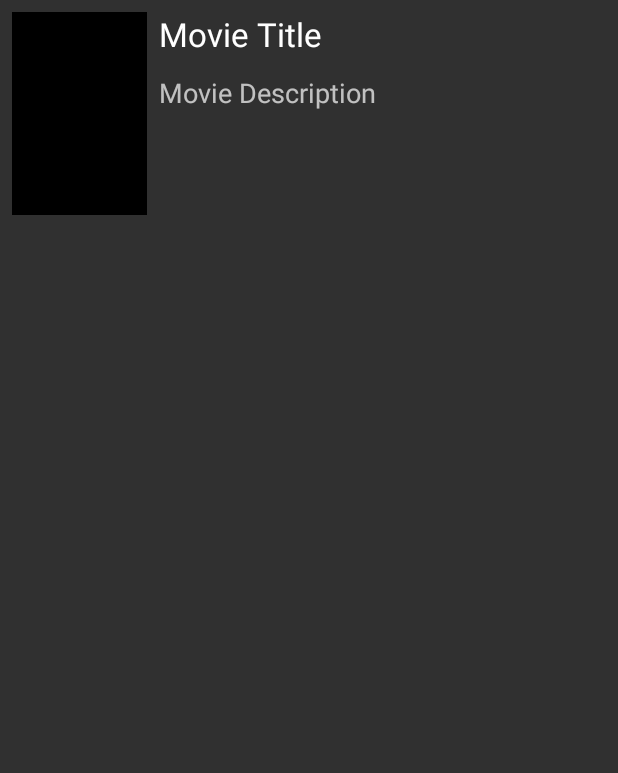
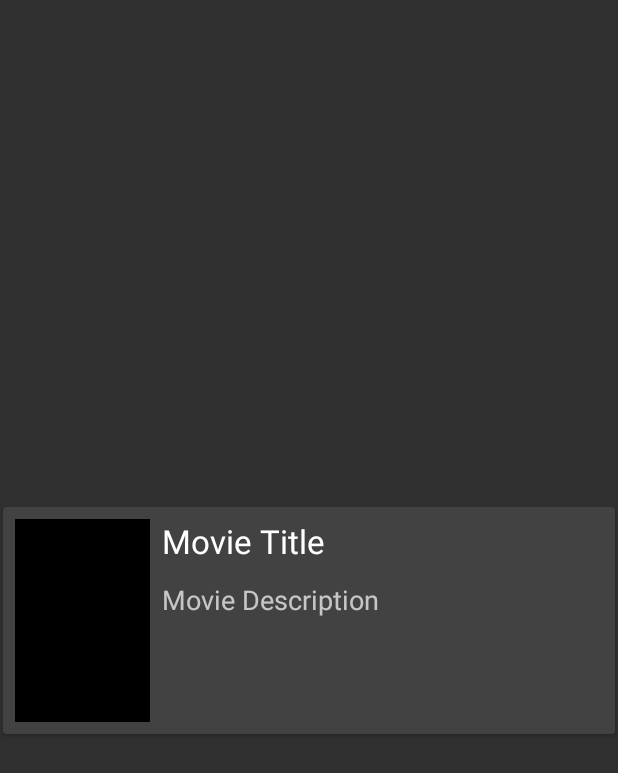
Before and after one commit to alexandrashaw10/Flixster, an Android app: the layout item_movie.xml on its own in the app's theme, with its tools: preview values and no code run, on a phone screen of 412 x 824 dp. Shown: the top 773 px of the screen. Run offline under Robolectric (Android 15) with nearby library versions, the phone set to English and light mode, and no system bars.

Commit message:
Making sure everything is committed

```diff
--- a/app/build.gradle
+++ b/app/build.gradle
@@ -36,4 +36,5 @@ dependencies {
     implementation 'jp.co.cyberagent.android.gpuimage:gpuimage-library:1.4.1'
     implementation 'org.parceler:parceler-api:1.1.12'
     annotationProcessor 'org.parceler:parceler:1.1.12'
+    implementation 'com.android.support:cardview-v7:28.0.0'
 }
--- a/app/src/main/res/layout/activity_main.xml
+++ b/app/src/main/res/layout/activity_main.xml
@@ -12,10 +12,8 @@
         android:layout_height="0dp"
         android:layout_marginStart="8dp"
         android:layout_marginLeft="8dp"
-        android:layout_marginTop="8dp"
         android:layout_marginEnd="8dp"
         android:layout_marginRight="8dp"
-        android:layout_marginBottom="8dp"
         app:layout_constraintBottom_toBottomOf="parent"
         app:layout_constraintEnd_toEndOf="parent"
         app:layout_constraintStart_toStartOf="parent"
--- a/app/src/main/res/layout/item_movie.xml
+++ b/app/src/main/res/layout/item_movie.xml
@@ -1,9 +1,21 @@
 <?xml version="1.0" encoding="utf-8"?>
-<android.support.constraint.ConstraintLayout xmlns:android="http://schemas.android.com/apk/res/android"
+<android.support.v7.widget.CardView xmlns:android="http://schemas.android.com/apk/res/android"
     xmlns:app="http://schemas.android.com/apk/res-auto"
+    xmlns:card_view="http://schemas.android.com/apk/res-auto"
     xmlns:tools="http://schemas.android.com/tools"
+    android:id="@+id/card_view"
+    android:layout_width="match_parent"
+    android:layout_height="wrap_content"
+    android:layout_gravity="center"
+    android:layout_marginLeft="2dip"
+    android:layout_marginTop="4dip"
+    android:layout_marginRight="2dip"
+    android:layout_marginBottom="2dip">
+
+        <android.support.constraint.ConstraintLayout
             android:layout_width="match_parent"
             android:layout_height="wrap_content">
+
 
                 <ImageView
                     android:id="@+id/ivPosterImage"
@@ -57,3 +69,4 @@
                     app:layout_constraintStart_toEndOf="@+id/ivPosterImage"
                     app:layout_constraintTop_toTopOf="@+id/ivPosterImage" />
         </android.support.constraint.ConstraintLayout>
+</android.support.v7.widget.CardView>
--- a/app/src/main/res/values/colors.xml
+++ b/app/src/main/res/values/colors.xml
@@ -1,6 +1,6 @@
 <?xml version="1.0" encoding="utf-8"?>
 <resources>
     <color name="colorPrimary">#262626</color>
-    <color name="colorPrimaryDark">#262626</color>
+    <color name="colorPrimaryDark">#0d0d0d</color>
     <color name="colorAccent">#ffc34d</color>
 </resources>
```
Lines whose indentation alone changed are shown as unchanged.
